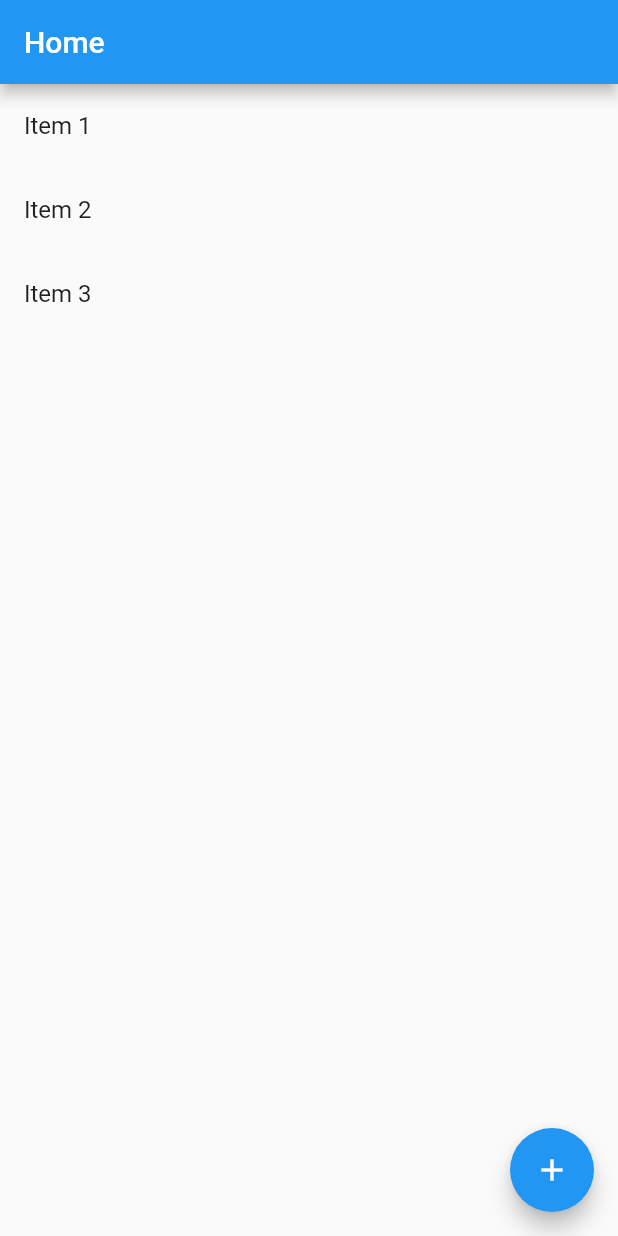
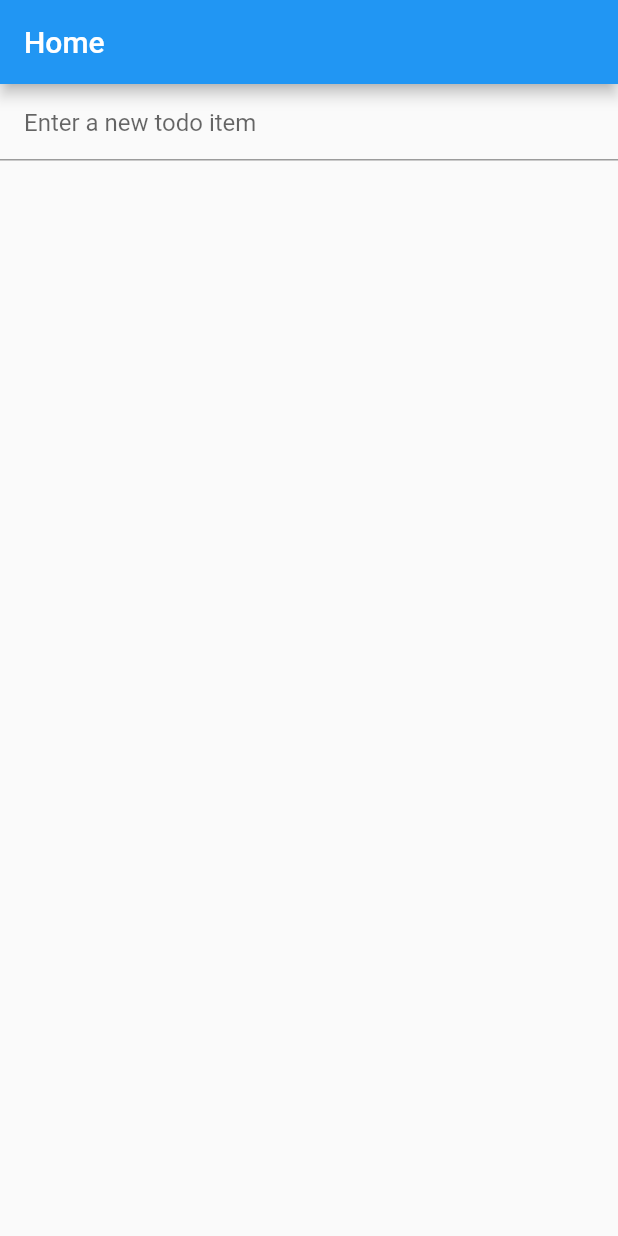
Before and after one commit to Baseflow/flutter_state_management_demo, a Flutter app: the screen it shows after launch, on a phone screen of 412 x 824 dp. Run offline on Flutter 3.47's test engine with Material 2 defaults, Android fonts, the phone set to English and light mode, and no system bars; our stand-ins replace equatable, flutter_bloc.

Commit message:
created first exercise v2

```diff
--- a/lib/home_page.dart
+++ b/lib/home_page.dart
@@ -1,14 +1,13 @@
 import 'package:flutter/material.dart';
+import 'package:flutter_state_management_demo/todo_item.dart';
 
 class HomePage extends StatelessWidget {
   HomePage({super.key})
-      : _todoItems = [
-          'Item 1',
-          'Item 2',
-          'Item 3',
-        ];
+      : _controller = TextEditingController(),
+        _todoItems = const [];
 
-  final List<String> _todoItems;
+  final List<TodoItem> _todoItems;
+  final TextEditingController _controller;
 
   @override
   Widget build(BuildContext context) {
@@ -16,21 +15,31 @@ class HomePage extends StatelessWidget {
       appBar: AppBar(
         title: const Text('Home'),
       ),
-      body: ListView.builder(
+      body: Column(
+        children: [
+          TextField(
+            controller: _controller,
+            decoration: const InputDecoration(
+              hintText: 'Enter a new todo item',
+              contentPadding: EdgeInsets.all(16),
+            ),
+            onSubmitted: (value) {
+              // TODO: Add the value to the list of items;
+              _controller.clear();
+            },
+          ),
+          Expanded(
+            child: ListView.builder(
               itemCount: _todoItems.length,
               itemBuilder: (BuildContext context, int index) {
                 final todo = _todoItems[index];
                 return ListTile(
-            title: Text(todo),
+                  title: Text(todo.title),
                 );
               },
             ),
-      floatingActionButton: FloatingActionButton(
-        onPressed: () {
-          _todoItems.add('Item ${_todoItems.length + 1}');
-        },
-        tooltip: 'Add Todo',
-        child: const Icon(Icons.add),
+          ),
+        ],
       ),
     );
   }
--- /dev/null
+++ b/lib/todo_item.dart
@@ -0,0 +1,8 @@
+/// The model for a todo item.
+class TodoItem {
+  /// Creates a new [TodoItem].
+  TodoItem({required this.title});
+
+  /// Describes the task to be done.
+  final String title;
+}
```
Lines whose indentation alone changed are shown as unchanged.
